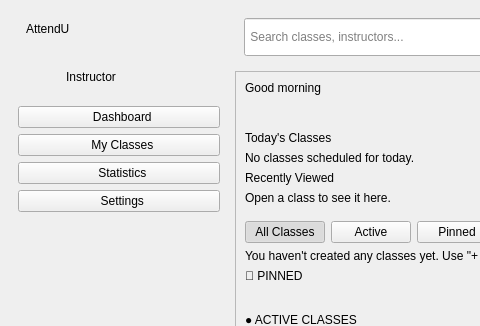
Old version of the form ui/main_window.ui in the repository imndllnuri/students-attendance-app; both pictures show x 0 to 480 and y 0 to 326 of the 1078 by 935 pixel window.
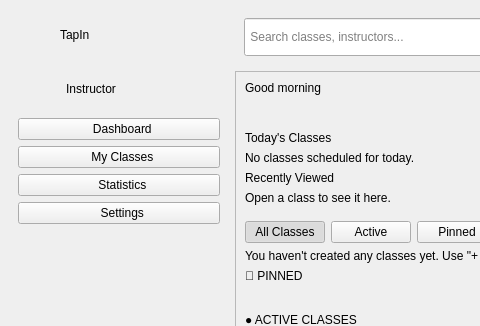
New version of the form.

Commit message: Rename app to TapIn, add a generated icon

The edit to the form file:
```diff
--- a/ui/main_window.ui
+++ b/ui/main_window.ui
@@ -1105,10 +1105,18 @@
         <property name="leftMargin"><number>8</number></property>
         <property name="topMargin"><number>4</number></property>
         <property name="bottomMargin"><number>4</number></property>
+        <property name="spacing"><number>8</number></property>
+        <item>
+         <widget class="QLabel" name="sidebar_icon_lbl">
+          <property name="minimumSize"><size><width>26</width><height>26</height></size></property>
+          <property name="maximumSize"><size><width>26</width><height>26</height></size></property>
+          <property name="text"><string/></property>
+         </widget>
+        </item>
         <item>
          <widget class="QLabel" name="sidebar_wordmark_lbl">
           <property name="text">
-           <string>AttendU</string>
+           <string>TapIn</string>
           </property>
          </widget>
         </item>
```
Left out of the diff: 2 changed lines with no effect on the pictures. The commit also changes 7 other files.
